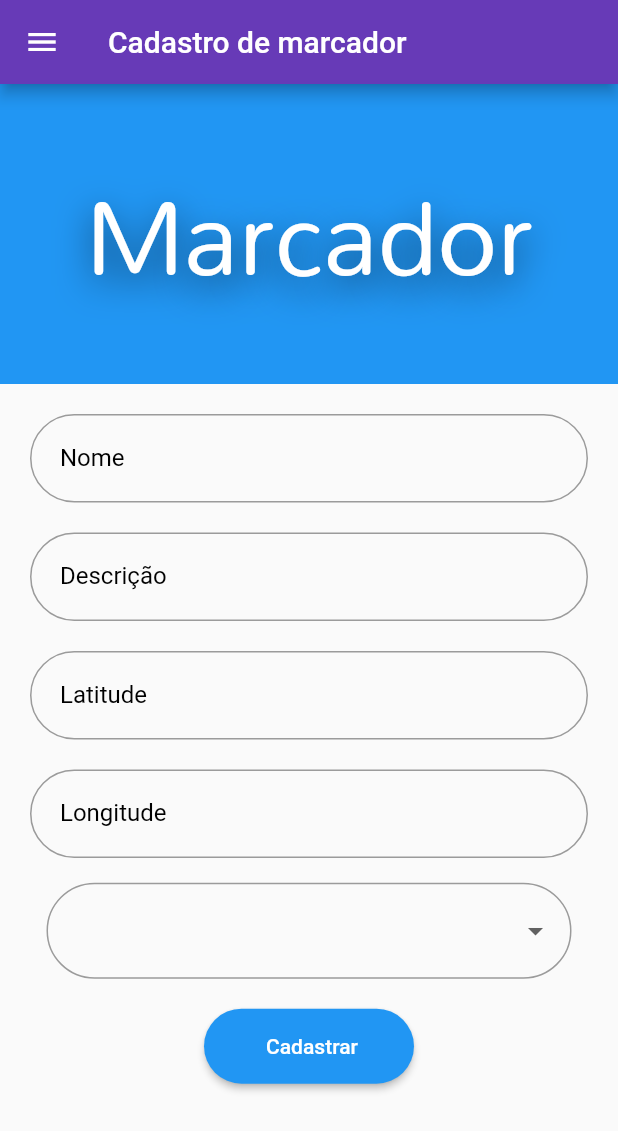
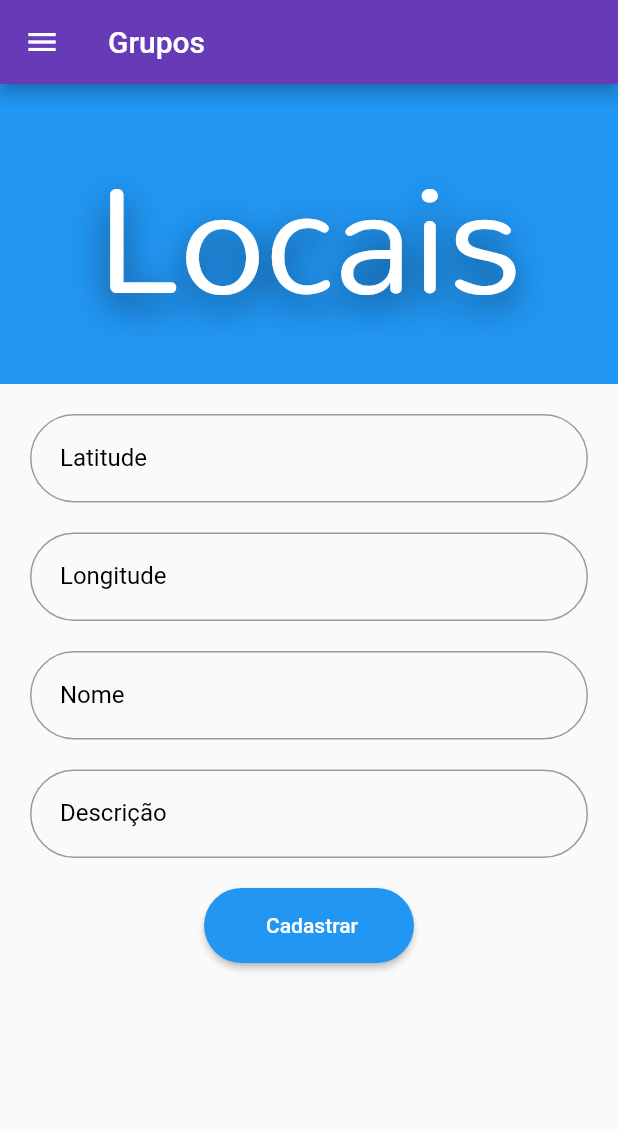
Before and after one commit to ErikSeabra/Projeto.Duda, a Flutter app: the adicionarLocal screen opened directly, on a phone screen of 412 x 824 dp. Shown: the top 1131 px of the screen. Run offline on Flutter 3.47's test engine with Material 2 defaults, Android fonts, the phone set to English and light mode, and no system bars; drawn by our look-alikes of progress_state_button; our stand-ins replace cloud_firestore, firebase_auth, firebase_core, geolocator, google_maps_flutter, mask_text_input_formatter and 1 more; missing offline and left inert: dart:ffi; accounts and stored records are empty.

Commit message:
Revert "adição do campo de seleção"
This reverts commit 5f2bce9d92666a5c5ad5d5ed21d50329e4f42524.

```diff
--- a/lib/Grupos.dart
+++ b/lib/Grupos.dart
@@ -52,6 +52,7 @@ class _Grupos extends State<Grupos> {
     QuerySnapshot data = await FirebaseFirestore.instance.collection('groups').get();
     setState(() {
       grupos = data.docs.length;
+
     });
   }
 
--- a/lib/adicionar_local.dart
+++ b/lib/adicionar_local.dart
@@ -29,8 +29,6 @@ class _adicionarLocalState extends State<adicionarLocal> {
   final _longitude = TextEditingController();
   final _nome = TextEditingController();
   final _descricao = TextEditingController();
-  List<String> list = <String>['Alerta', 'Local', 'Evento'];
-  String selectedValue = "";
 
   late FirebaseAuth _auth;
    late User mCurrentUser;
@@ -71,7 +69,7 @@ class _adicionarLocalState extends State<adicionarLocal> {
       body: _laycomExpanded(),
       appBar: AppBar(
         backgroundColor: Colors.deepPurple,
-        title: Text("Cadastro de marcador"),
+        title: Text("Grupos"),
       ),
       drawer: Drawer(
         child: MenuLateral(_uname, _email, anonimo),
@@ -92,10 +90,10 @@ class _adicionarLocalState extends State<adicionarLocal> {
                 mainAxisAlignment: MainAxisAlignment.spaceEvenly,
                 crossAxisAlignment: CrossAxisAlignment.center,
                 children: [
-                  Text('Marcador', style: TextStyle(
+                  Text('Locais', style: TextStyle(
                     color: Colors.white,
                     fontFamily: "Mandali",
-                    fontSize: 70,
+                    fontSize: 100,
                     fontWeight: FontWeight.w400,
 
                     shadows: <Shadow>[
@@ -110,50 +108,10 @@ class _adicionarLocalState extends State<adicionarLocal> {
               )
           ),
 
+          InputPhone(Colors.blue, 'Latitude', false, false, controller: _latitude),
+          InputPhone(Colors.blue, 'Longitude', false, false,controller: _longitude),
           InputText(Colors.blue, 'Nome', false, controller: _nome),
           InputText(Colors.blue, 'Descrição', false, controller: _descricao),
-          InputPhone(Colors.blue, 'Latitude', false, false, controller: _latitude),
-          InputPhone(Colors.blue, 'Longitude', false, false,controller: _longitude),
-
-          SizedBox(height: size.height*0.02,),
-
-          Container(
-            width: 350.0,
-            child: ButtonTheme(
-              alignedDropdown: true,
-              child: DropdownButtonFormField<String>(
-                items: list.map<DropdownMenuItem<String>>((String value) {
-                  return DropdownMenuItem<String>(
-                    value: value.toLowerCase(),
-                    child: Text(value),
-                  );
-                }).toList(),
-                decoration: InputDecoration(
-                  contentPadding: EdgeInsets.symmetric(vertical: 20.0, horizontal: 10.0),
-                  labelStyle: TextStyle(
-                    color: Color.fromARGB(255,167,196,254),
-                  ),
-                  border: OutlineInputBorder(
-                    borderRadius: BorderRadius.all(Radius.circular(40.0)),
-                  ),
-                  focusedBorder: OutlineInputBorder(
-                    borderRadius: BorderRadius.all(Radius.circular(40.0)),
-                    borderSide: BorderSide(
-                      color:Color.fromARGB(255, 67, 67, 67),
-                    )
-                  ),
-
-                ),
-                onChanged: (String? newValue){
-                  setState(() {
-                    selectedValue = newValue!;
-                  });
-                },
-              ),
-            ),
-          ),
-
-
 
           Container(
             width: 180,
@@ -231,7 +189,6 @@ class _adicionarLocalState extends State<adicionarLocal> {
       l.nome = _nome.text.toString().trim();
       l.descricao = _descricao.text.toString().trim();
       l.dt = DateTime.now();
-      l.tipo = selectedValue.trim();
 
       CollectionReference instanciaColecao = FirebaseFirestore.instance.collection("locais");
       Future <void> addlocais(){
@@ -239,14 +196,14 @@ class _adicionarLocalState extends State<adicionarLocal> {
             .doc()
             .set(l.toJson())
             .then((value) {
-              print("Marcador adicionado");
+              print("Local adicionado");
               setState(() {
                 stateTextWithIcon = ButtonState.idle;
               });
               _abreOutraTela(ctx, Mapa());
               ScaffoldMessenger.of(context).showSnackBar(
               SnackBar(
-                content: ErrorMessage("Sucesso","Marcador adicionado com sucesso!", Colors.green),
+                content: ErrorMessage("Sucesso","Local inserido com sucesso!", Colors.green),
                 behavior: SnackBarBehavior.floating,
                 backgroundColor: Colors.transparent,
                 margin: EdgeInsets.only(bottom: 615),
--- a/lib/models/grupos.dart
+++ b/lib/models/grupos.dart
@@ -5,7 +5,7 @@ class Grupo {
   String url = '';
   String user_doc = '';
   String rede = '';
-  bool status = false;
+
 
   DateTime dt = DateTime.now();
 
@@ -16,8 +16,7 @@ class Grupo {
     'url':url,
     'user_doc':user_doc,
     'rede':rede,
-    'dt': dt,
-    'status': false,
+    'dt': dt
   };
 
   Grupo.fromSnapshot(DocumentSnapshot snapshot):
@@ -25,6 +24,5 @@ class Grupo {
   url = snapshot['url'],
   user_doc = snapshot['user_doc'],
   rede = snapshot['rede'],
-  status = false,
   dt = snapshot['dt'].toDate();
 }
--- a/lib/models/locais.dart
+++ b/lib/models/locais.dart
@@ -5,8 +5,6 @@ class Locais {
   double longitude = 0.0;
   String nome = '';
   String descricao = '';
-  String tipo = '';
-  bool status = false;
 
 
   DateTime dt = DateTime.now();
@@ -18,8 +16,8 @@ class Locais {
     'longitude':longitude,
     'nome':nome,
     'descricao':descricao,
-    'tipo':tipo,
-    'status': false,
+
+
     'dt': dt
   };
 
@@ -28,7 +26,6 @@ class Locais {
         longitude = snapshot['longitude'],
         nome = snapshot['nome'],
         descricao = snapshot['descricao'],
-        tipo = snapshot['tipo'],
-        status = false,
+
         dt = snapshot['dt'].toDate();
 }
```
